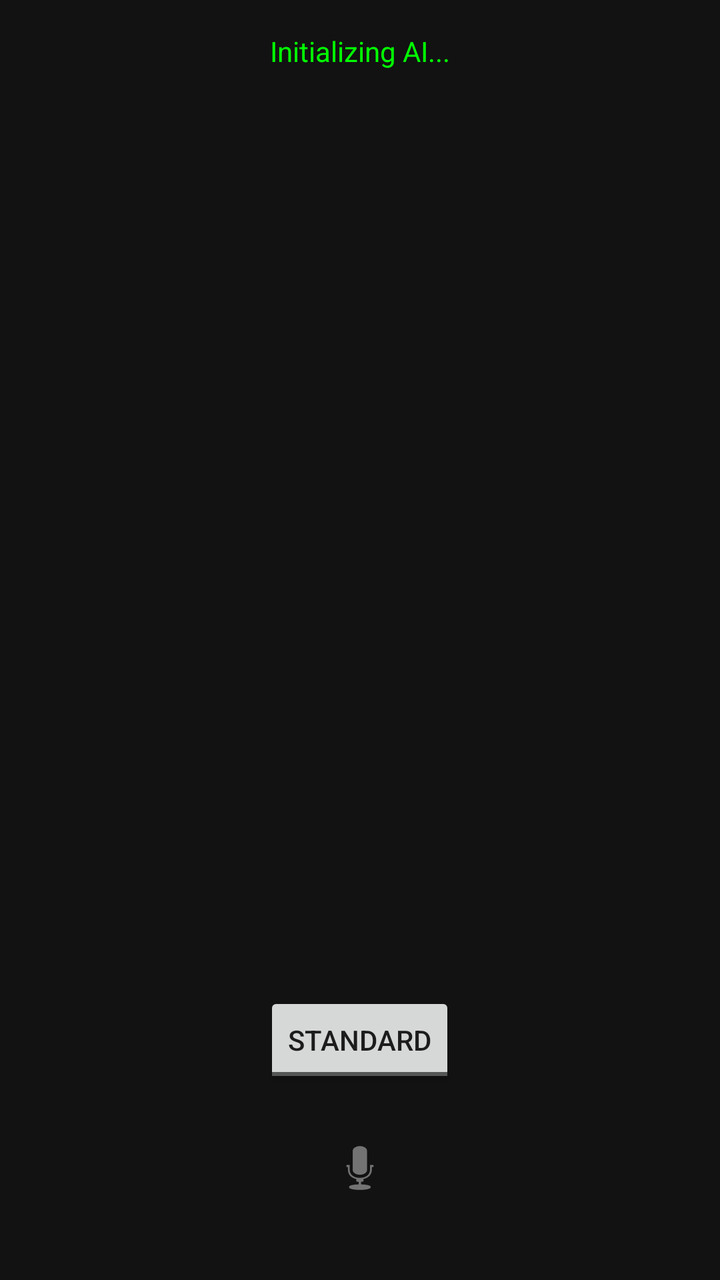
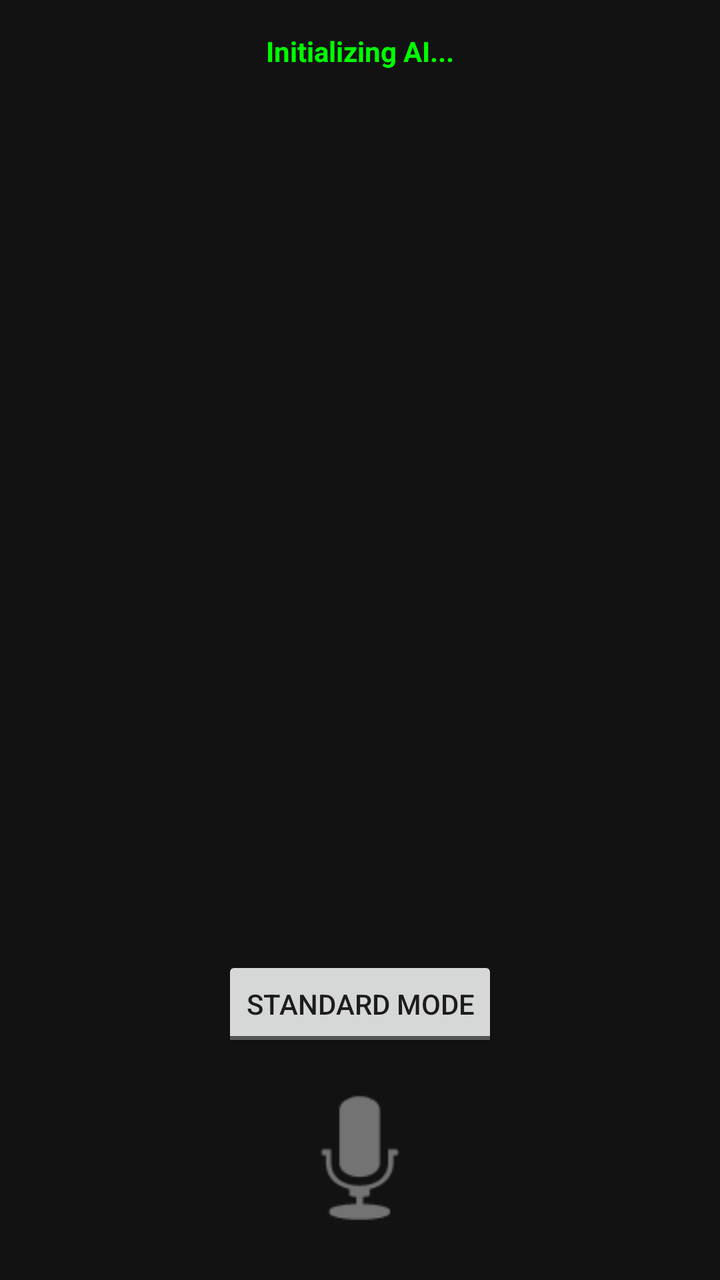

Compare the two renders of this Android layout. The source of the first and the diff that turns it into the second are given below.
<!-- AndroidManifest.xml: application theme Theme.AppCompat.DayNight.NoActionBar -->
<!-- res/layout/activity_main.xml -->
<?xml version="1.0" encoding="utf-8"?>
<RelativeLayout xmlns:android="http://schemas.android.com/apk/res/android"
    android:layout_width="match_parent"
    android:layout_height="match_parent"
    android:background="#121212"
    android:padding="16dp">

    <TextView
        android:id="@+id/tvStatus"
        android:layout_width="wrap_content"
        android:layout_height="wrap_content"
        android:layout_centerHorizontal="true"
        android:text="Initializing AI..."
        android:textColor="#00FF00" />

    <ScrollView
        android:id="@+id/scrollTranscript"
        android:layout_width="match_parent"
        android:layout_height="match_parent"
        android:layout_above="@+id/controls"
        android:layout_below="@id/tvStatus"
        android:layout_marginVertical="10dp">
        <TextView
            android:id="@+id/tvTranscript"
            android:layout_width="match_parent"
            android:layout_height="wrap_content"
            android:textColor="#FFFFFF"
            android:textSize="18sp" />
    </ScrollView>

    <LinearLayout
        android:id="@+id/controls"
        android:layout_width="match_parent"
        android:layout_height="wrap_content"
        android:layout_alignParentBottom="true"
        android:gravity="center"
        android:orientation="vertical">

        <View
            android:id="@+id/pulseIndicator"
            android:layout_width="40dp"
            android:layout_height="40dp"
            android:background="@android:drawable/presence_online"
            android:visibility="invisible" />

        <ToggleButton
            android:id="@+id/toggleRegional"
            android:layout_width="wrap_content"
            android:layout_height="wrap_content"
            android:textOff="Standard"
            android:textOn="Colima Slang" />

        <ImageButton
            android:id="@+id/btnListen"
            android:layout_width="80dp"
            android:layout_height="80dp"
            android:background="?attr/selectableItemBackgroundBorderless"
            android:src="@android:drawable/ic_btn_speak_now" />
    </LinearLayout>
</RelativeLayout>
<!-- resources referenced by this layout -->
<resources>

</resources>

<!-- the commit's change to res/layout/activity_main.xml (unified diff, before → after) -->
@@ -11,7 +11,8 @@
         android:layout_height="wrap_content"
         android:layout_centerHorizontal="true"
         android:text="Initializing AI..."
-        android:textColor="#00FF00" />
+        android:textColor="#00FF00"
+        android:textStyle="bold" />
 
     <ScrollView
         android:id="@+id/scrollTranscript"
@@ -25,7 +26,8 @@
             android:layout_width="match_parent"
             android:layout_height="wrap_content"
             android:textColor="#FFFFFF"
-            android:textSize="18sp" />
+            android:textSize="18sp"
+            android:lineSpacingExtra="8dp" />
     </ScrollView>
 
     <LinearLayout
@@ -38,22 +40,25 @@
 
         <View
             android:id="@+id/pulseIndicator"
-            android:layout_width="40dp"
-            android:layout_height="40dp"
+            android:layout_width="60dp"
+            android:layout_height="60dp"
+            android:alpha="0"
             android:background="@android:drawable/presence_online"
-            android:visibility="invisible" />
+            android:backgroundTint="#00BCD4" />
 
         <ToggleButton
             android:id="@+id/toggleRegional"
             android:layout_width="wrap_content"
             android:layout_height="wrap_content"
-            android:textOff="Standard"
-            android:textOn="Colima Slang" />
+            android:layout_marginVertical="8dp"
+            android:textOff="Standard Mode"
+            android:textOn="Colima Style" />
 
         <ImageButton
             android:id="@+id/btnListen"
-            android:layout_width="80dp"
-            android:layout_height="80dp"
+            android:layout_width="90dp"
+            android:layout_height="90dp"
+            android:scaleType="fitCenter"
             android:background="?attr/selectableItemBackgroundBorderless"
             android:src="@android:drawable/ic_btn_speak_now" />
     </LinearLayout>
